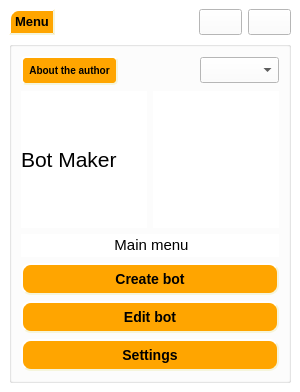
This is Bot/mainwindow.ui in Dorrrke/Bot_creator as Qt 5 draws it before an edit. The edited form follows.
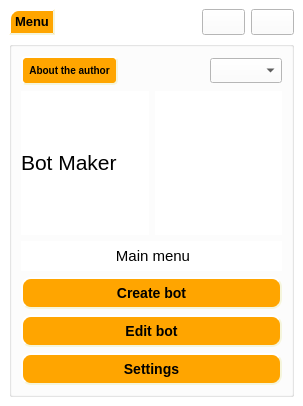
This is the edited form. Icons and pictures are not drawn.

```diff
--- a/Bot/mainwindow.ui
+++ b/Bot/mainwindow.ui
@@ -6,8 +6,8 @@
    <rect>
     <x>0</x>
     <y>0</y>
-    <width>300</width>
-    <height>392</height>
+    <width>303</width>
+    <height>406</height>
    </rect>
   </property>
   <property name="windowTitle">
@@ -510,7 +510,7 @@
            <property name="font">
             <font>
              <family>Arial Nova</family>
-             <pointsize>10</pointsize>
+             <pointsize>9</pointsize>
              <weight>50</weight>
              <italic>false</italic>
              <bold>false</bold>
```
Left out of the diff: 5 changed lines with no effect on the pictures.
